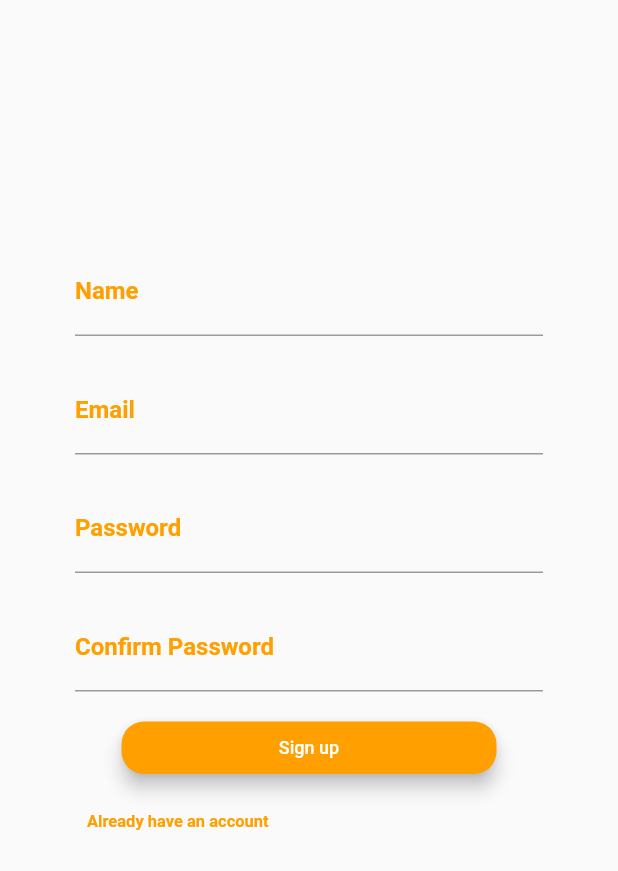
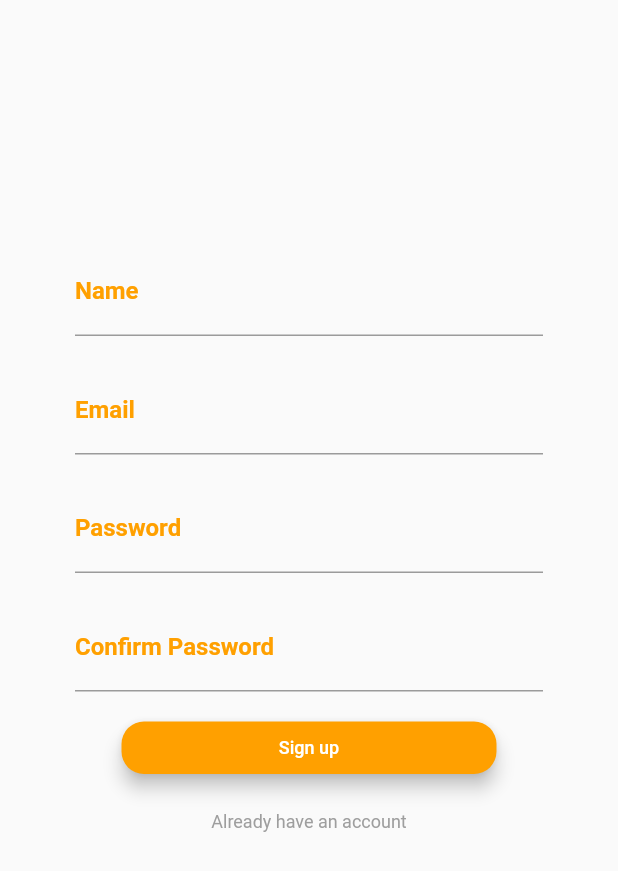
Before and after one commit to ChristineWasike/save, a Flutter app: the screen it shows after launch, after a tap on "Create Account", on a phone screen of 412 x 824 dp. Shown: the top 871 px of the screen. Run offline on Flutter 3.47's test engine with Material 2 defaults, Android fonts, the phone set to English and light mode, and no system bars.

Commit message:
finished auth screens

```diff
--- a/lib/main.dart
+++ b/lib/main.dart
@@ -2,7 +2,6 @@
 
 import 'package:flutter/material.dart';
 import 'package:save/screens/auth-screens/signin.dart';
-import 'package:save/screens/landingpage.dart';
 
 void main() => runApp(SaveApp());
 
--- a/lib/screens/auth-screens/signin.dart
+++ b/lib/screens/auth-screens/signin.dart
@@ -50,7 +50,7 @@ class SignIn extends StatelessWidget {
                // Sign In
                Container(
                  width: 250,
-                 height: 35,
+                 height: 40,
                  // ignore: deprecated_member_use
                  child: RaisedButton(
                    onPressed: () {
@@ -75,14 +75,15 @@ class SignIn extends StatelessWidget {
                ),
 
                SizedBox(
-                 height: 10,
+                 height: 15,
                ),
 
                // create account
-               Row(
+               Column(
                  mainAxisAlignment: MainAxisAlignment.spaceBetween,
                  children: <Widget>[
-                   TextButton(
+                   Center(
+                     child: TextButton(
                        onPressed: () {
                          Navigator.push(context,
                              MaterialPageRoute(builder: (context) => SignUp()));
@@ -92,8 +93,9 @@ class SignIn extends StatelessWidget {
                          textAlign: TextAlign.center,
                          style: TextStyle(
                              color: Colors.grey,
-                           fontSize: 11.0,
+                             fontSize: 12.0,
                              fontWeight: FontWeight.normal),
+                       ),
                      ),
                    ),
 
--- a/lib/screens/auth-screens/signup.dart
+++ b/lib/screens/auth-screens/signup.dart
@@ -107,10 +107,11 @@ class SignUp extends StatelessWidget {
                ),
 
                // create account
-               Row(
+               Column(
                  mainAxisAlignment: MainAxisAlignment.spaceBetween,
                  children: <Widget>[
-                   TextButton(
+                   Center(
+                     child: TextButton(
                        onPressed: () {
                          Navigator.push(context,
                              MaterialPageRoute(builder: (context) => SignIn()));
@@ -119,9 +120,10 @@ class SignUp extends StatelessWidget {
                          'Already have an account',
                          textAlign: TextAlign.center,
                          style: TextStyle(
-                           color: Colors.amber[700],
-                           fontSize: 11.0,
-                           fontWeight: FontWeight.bold),
+                             color: Colors.grey,
+                             fontSize: 12.0,
+                             fontWeight: FontWeight.normal),
+                       ),
                      ),
                    ),
                    SizedBox(
```
Also changed, not shown: lib/screens/auth-screens/securitypin.dart (added), 1 other file. Lines whose indentation alone changed are shown as unchanged.
